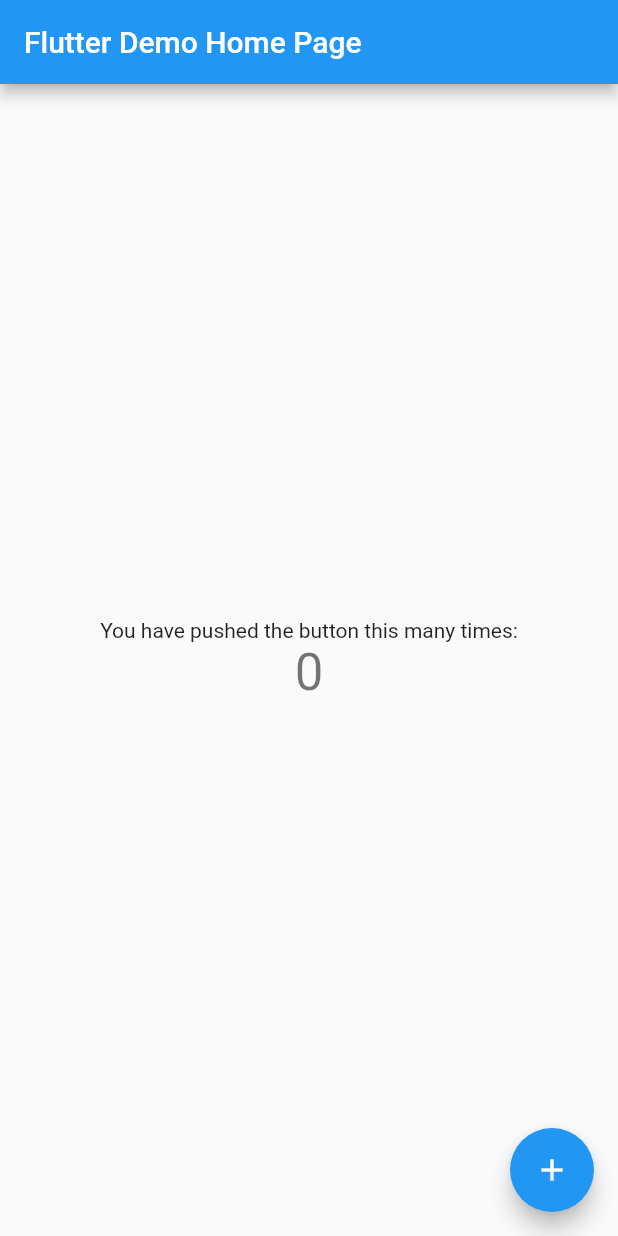
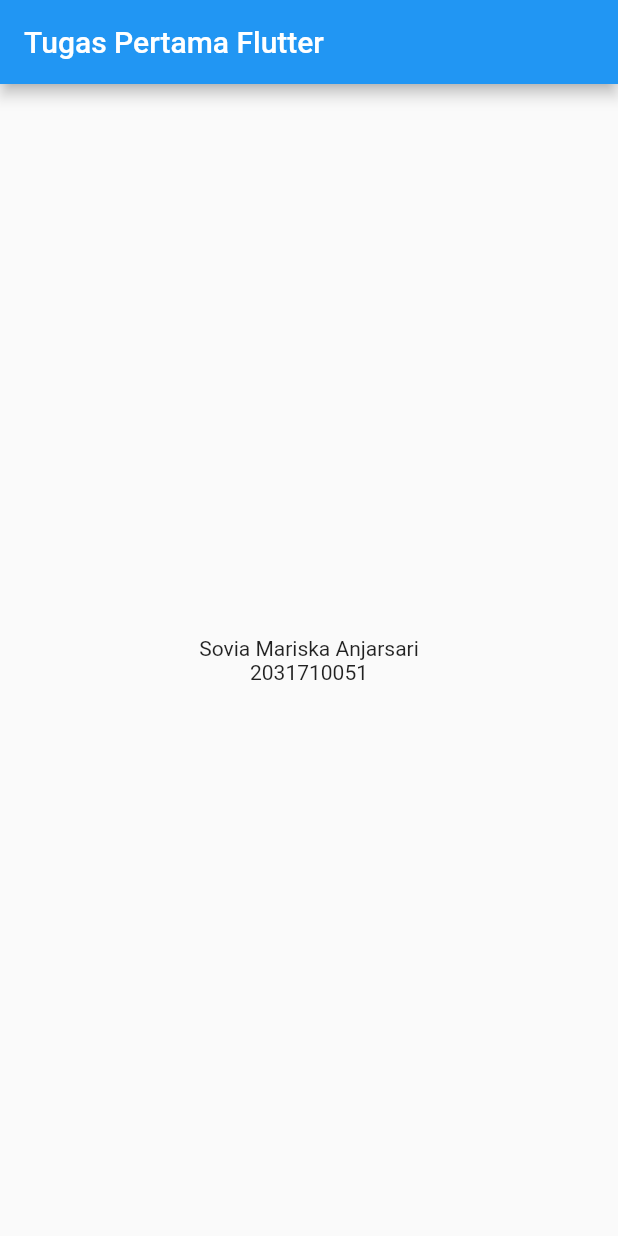
Before and after one commit to soviamaaaa16/hello_world, a Flutter app: the screen it shows after launch, on a phone screen of 412 x 824 dp. Run offline on Flutter 3.47's test engine with Material 2 defaults, Android fonts, the phone set to English and light mode, and no system bars.

Commit message:
Tugas Praktikum

```diff
--- a/lib/main.dart
+++ b/lib/main.dart
@@ -24,7 +24,7 @@ class MyApp extends StatelessWidget {
         // is not restarted.
         primarySwatch: Colors.blue,
       ),
-      home: const MyHomePage(title: 'Flutter Demo Home Page'),
+      home: const MyHomePage(title: 'Tugas Pertama Flutter'),
     );
   }
 }
@@ -96,20 +96,23 @@ class _MyHomePageState extends State<MyHomePage> {
           mainAxisAlignment: MainAxisAlignment.center,
           children: <Widget>[
             const Text(
-              'You have pushed the button this many times:',
+              'Sovia Mariska Anjarsari',
             ),
-            Text(
-              '$_counter',
-              style: Theme.of(context).textTheme.headline4,
+            const Text(
+              '2031710051',
             ),
+            //Text(
+            //'$_counter',
+            //style: Theme.of(context).textTheme.headline4,
+            //),
           ],
         ),
       ),
-      floatingActionButton: FloatingActionButton(
-        onPressed: _incrementCounter,
-        tooltip: 'Increment',
-        child: const Icon(Icons.add),
-      ), // This trailing comma makes auto-formatting nicer for build methods.
+      //floatingActionButton: FloatingActionButton(
+      //onPressed: _incrementCounter,
+      //tooltip: 'Increment',
+      //child: const Icon(Icons.add),
+      //), // This trailing comma makes auto-formatting nicer for build methods.
     );
   }
 }
```
